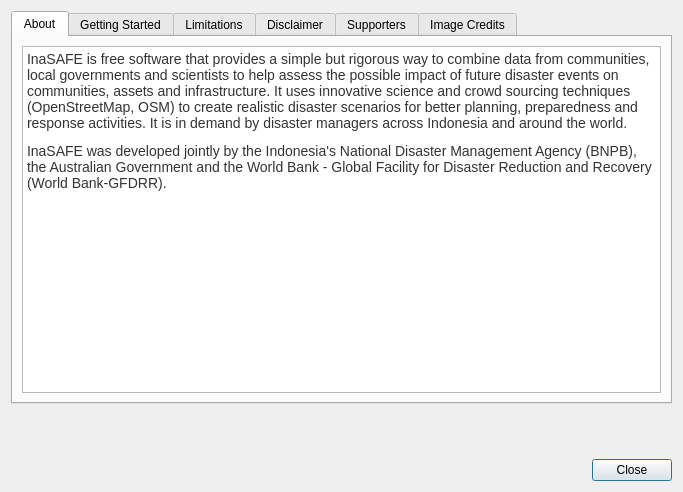
Qt form safe/gui/ui/about_dialog_base.ui (inasafe/inasafe) before a commit.
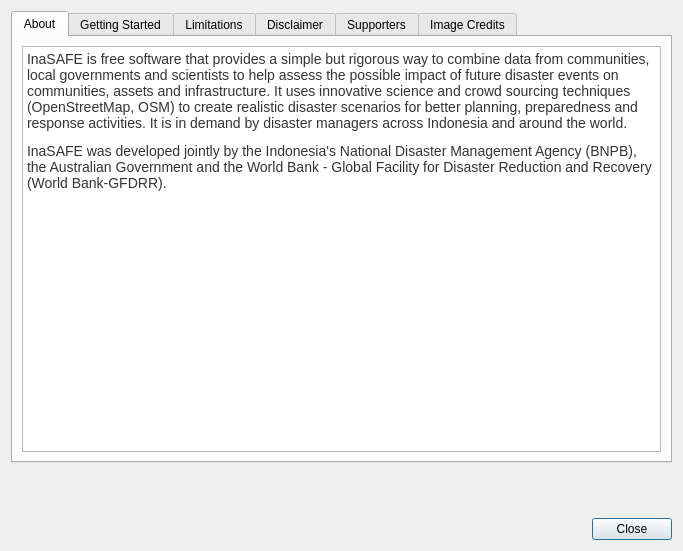
The same form after that commit. The open tabs and pages were chosen to show the change. Icons and pictures are not drawn.

Commit message: fix #2242 - squashed skippy in about box

```diff
--- a/safe/gui/ui/about_dialog_base.ui
+++ b/safe/gui/ui/about_dialog_base.ui
@@ -7,7 +7,7 @@
     <x>0</x>
     <y>0</y>
     <width>683</width>
-    <height>492</height>
+    <height>551</height>
    </rect>
   </property>
   <property name="windowTitle">
@@ -172,7 +172,7 @@
     <widget class="QLabel" name="supporters_label">
      <property name="maximumSize">
       <size>
-       <width>600</width>
+       <width>421</width>
        <height>100</height>
       </size>
      </property>
```
Left out of the diff: 2 changed lines with no effect on the pictures.
